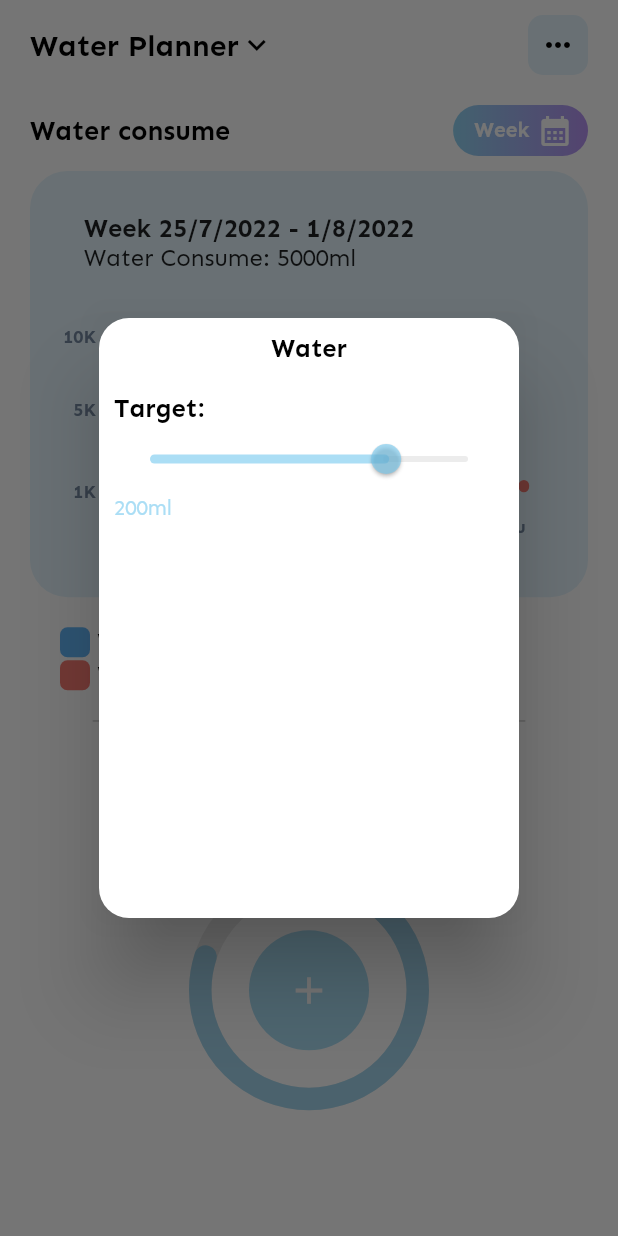
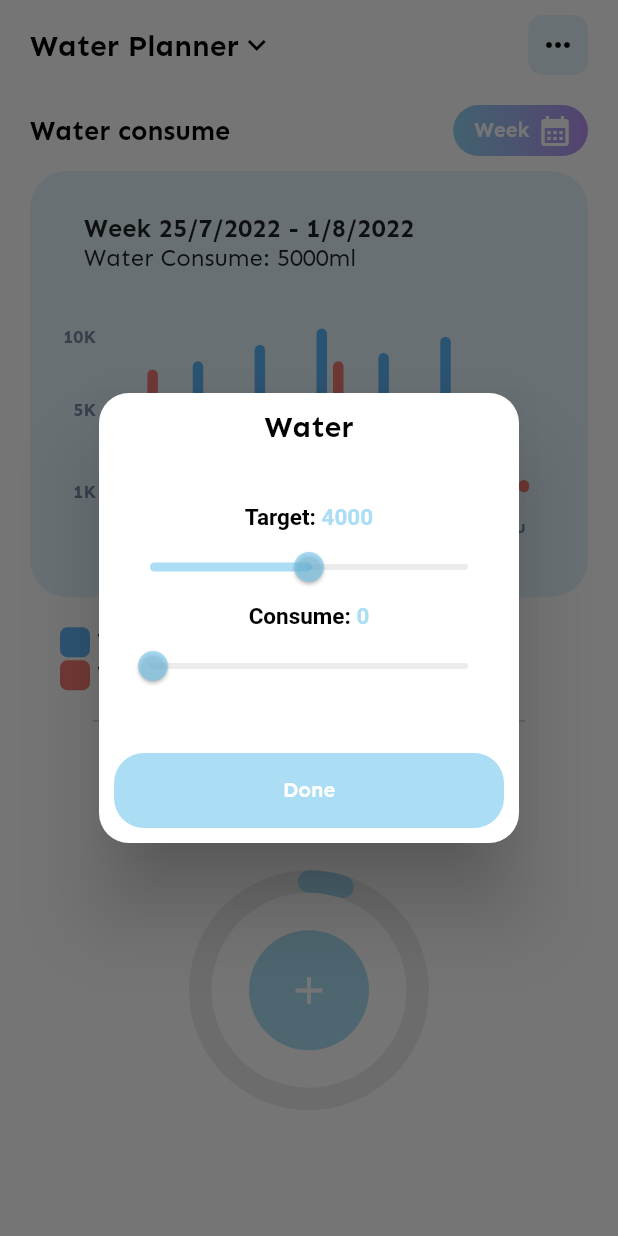
Before and after one commit to nguyenminhhung2011/GHealth, a Flutter app: the DailyWaterScreen screen opened directly, after a tap on the "add" icon, on a phone screen of 412 x 824 dp. Run offline on Flutter 3.47's test engine with Material 2 defaults, Android fonts, the phone set to English and light mode, and no system bars; drawn by our look-alikes of fl_chart, percent_indicator; our stand-ins replace animated_bottom_navigation_bar, circular_countdown_timer, cloud_firestore, dotted_line, firebase_auth, firebase_core and 9 more; missing offline and left inert: time_chart; accounts and stored records are empty.

Commit message:
show dialog to edit water target and water consume

```diff
--- a/lib/apps/controls/dailyPlanController/dailyWaterController.dart
+++ b/lib/apps/controls/dailyPlanController/dailyWaterController.dart
@@ -3,4 +3,12 @@ import 'package:gold_health/apps/controls/dailyPlanController/tracker_controller
 
 class DailyWaterController extends GetxController with TrackerController {
   RxList<Map<String, dynamic>> waterConsumer = <Map<String, dynamic>>[].obs;
+  Rx<int> waterTarget = 4000.obs;
+  Rx<int> waterConsume = 200.obs;
+
+  updateWaterTargetAndConsume(int value1, int value2) async {
+    waterTarget.value = value1;
+    waterConsume.value += value2;
+    update();
+  }
 }
--- a/lib/apps/pages/list_plan_screen/daily_water_screen.dart
+++ b/lib/apps/pages/list_plan_screen/daily_water_screen.dart
@@ -3,6 +3,7 @@ import 'package:flutter/material.dart';
 import 'package:get/get.dart';
 import 'package:gold_health/apps/controls/dailyPlanController/dailyWaterController.dart';
 import 'package:gold_health/apps/pages/list_plan_screen/selectAmountFood.dart';
+import 'package:gold_health/apps/pages/list_plan_screen/widgets/showDialogEditWater.dart';
 import 'package:percent_indicator/circular_percent_indicator.dart';
 
 import '../../global_widgets/list_chart/ColumnChart2Column.dart';
@@ -44,6 +45,7 @@ class DailyWaterScreen extends StatelessWidget {
                         newIndex = value;
                       },
                       done: () {
+                        print(newIndex);
                         if (newIndex != null) {
                           _controller.changeTab(newIndex ?? 0);
                         } else {}
@@ -184,13 +186,14 @@ class DailyWaterScreen extends StatelessWidget {
               ),
             ),
             const SizedBox(height: 10),
-            Row(
+            Obx(
+              () => Row(
                 mainAxisAlignment: MainAxisAlignment.center,
                 children: [
-                const RichTextCustom(
+                  RichTextCustom(
                     size: 18,
                     title: 'Consume: ',
-                  data: 200,
+                    data: _controller.waterConsume.value,
                   ),
                   Container(
                     margin: const EdgeInsets.symmetric(horizontal: 10),
@@ -198,14 +201,16 @@ class DailyWaterScreen extends StatelessWidget {
                     width: 0.5,
                     color: Colors.grey,
                   ),
-                const RichTextCustom(
+                  RichTextCustom(
                     size: 18,
                     title: 'Target: ',
-                  data: 4000,
+                    data: _controller.waterTarget.value,
                   ),
                 ],
               ),
-            Center(
+            ),
+            Obx(
+              () => Center(
                   child: SizedBox(
                 height: 200,
                 width: 100,
@@ -214,22 +219,39 @@ class DailyWaterScreen extends StatelessWidget {
                   animationDuration: 2000,
                   radius: 80,
                   lineWidth: 15.0,
-                percent: 0.8,
+                  percent: (_controller.waterConsume.value <
+                          _controller.waterTarget.value)
+                      ? (_controller.waterConsume.value /
+                          _controller.waterTarget.value)
+                      : 1,
                   backgroundColor: Colors.grey.withOpacity(0.2),
-                progressColor: AppColors.primaryColor1,
+                  progressColor: (_controller.waterConsume.value <
+                          _controller.waterTarget.value)
+                      ? AppColors.primaryColor1
+                      : Colors.green.withOpacity(0.7),
                   circularStrokeCap: CircularStrokeCap.round,
                   center: Padding(
                     padding: const EdgeInsets.all(10),
                     child: InkWell(
                       radius: 80,
                       onTap: () async {
-                      double target_value = 300;
-                      double consume_value = 3000;
-                      await _showDialogEditWater(
+                        int targetValue = _controller.waterTarget.value;
+                        int consumeValue = _controller.waterConsume.value;
+                        final r = await showDialog(
+                          useRootNavigator: false,
+                          barrierColor: Colors.black54,
                           context: context,
-                        slideValue_target: target_value,
-                        slideValue_consume: consume_value,
+                          builder: (context) => showDialogEditWater(
+                            max: 2000,
+                            min: 0,
+                            waterConsumer: consumeValue,
+                            waterTarget: targetValue,
+                          ),
                         );
+                        if (r != null) {
+                          _controller.updateWaterTargetAndConsume(
+                              r['target'], r['consume']);
+                        }
                       },
                       child: Container(
                         alignment: Alignment.center,
@@ -244,85 +266,10 @@ class DailyWaterScreen extends StatelessWidget {
                   ),
                 ),
               )),
-          ],
-        ),
-      ),
-    );
-  }
-
-  _showDialogEditWater({
-    required BuildContext context,
-    required double slideValue_target,
-    required double slideValue_consume,
-  }) async {
-    await showDialog(
-      useRootNavigator: false,
-      barrierColor: Colors.black54,
-      context: context,
-      builder: (context) {
-        return Dialog(
-          backgroundColor: Colors.transparent,
-          child: Container(
-            height: 400,
-            width: 120,
-            padding: const EdgeInsets.all(10),
-            decoration: BoxDecoration(
-              color: AppColors.mainColor,
-              borderRadius: BorderRadius.circular(20),
-            ),
-            child: Column(
-              children: [
-                const Align(
-                  alignment: Alignment.center,
-                  child: Text(
-                    'Water',
-                    style: TextStyle(
-                      color: Colors.black,
-                      fontSize: 17,
-                      fontWeight: FontWeight.bold,
-                    ),
-                  ),
-                ),
-                const SizedBox(height: 20),
-                const Align(
-                  alignment: Alignment.centerLeft,
-                  child: Text(
-                    'Target: ',
-                    style: TextStyle(
-                      color: Colors.black,
-                      fontSize: 17,
-                      fontWeight: FontWeight.bold,
-                    ),
-                  ),
-                ),
-                Slider(
-                  value: slideValue_consume,
-                  min: 0,
-                  max: 4000,
-                  divisions: 95,
-                  activeColor: AppColors.primaryColor1,
-                  inactiveColor: Colors.grey.withOpacity(0.2),
-                  onChanged: (value) {},
-                ),
-                Row(
-                  mainAxisAlignment: MainAxisAlignment.spaceBetween,
-                  children: const [
-                    Text(
-                      '200ml',
-                      style: TextStyle(
-                        color: AppColors.primaryColor1,
-                        fontWeight: FontWeight.w500,
-                        fontSize: 14,
-                      ),
-                    ),
-                    Spacer(),
-                  ],
             )
           ],
         ),
       ),
-        );
-      },
     );
   }
 
@@ -397,7 +344,7 @@ class DailyWaterScreen extends StatelessWidget {
                         primary: Colors.transparent,
                         shadowColor: Colors.transparent),
                     child: const Text(
-                      'Learn More',
+                      'Done',
                       style: TextStyle(
                         color: Colors.white,
                         fontWeight: FontWeight.bold,
@@ -414,3 +361,5 @@ class DailyWaterScreen extends StatelessWidget {
     );
   }
 }
+
+//
--- /dev/null
+++ b/lib/apps/pages/list_plan_screen/widgets/showDialogEditWater.dart
@@ -0,0 +1,135 @@
+import 'package:flutter/material.dart';
+
+import '../../../template/misc/colors.dart';
+import '../selectAmountFood.dart';
+
+class showDialogEditWater extends StatefulWidget {
+  // ignore: prefer_const_constructors_in_immutables
+  showDialogEditWater({
+    Key? key,
+    required this.min,
+    required this.max,
+    required this.waterTarget,
+    required this.waterConsumer,
+  }) : super(key: key);
+  final int min;
+  final int max;
+  late int waterTarget;
+  late int waterConsumer;
+
+  @override
+  State<showDialogEditWater> createState() => _showDialogEditWaterState();
+}
+
+class _showDialogEditWaterState extends State<showDialogEditWater> {
+  late int targetValue;
+  late int consumeValue;
+  int _value1 = 0;
+  int _value2 = 0;
+  @override
+  void initState() {
+    _value1 = widget.waterTarget;
+    super.initState();
+  }
+
+  Widget build(BuildContext context) {
+    return Dialog(
+      backgroundColor: Colors.transparent,
+      child: Container(
+        height: 300,
+        width: 120,
+        padding: const EdgeInsets.all(10),
+        decoration: BoxDecoration(
+          color: AppColors.mainColor,
+          borderRadius: BorderRadius.circular(20),
+        ),
+        child: Column(
+          children: [
+            const Align(
+              alignment: Alignment.center,
+              child: Text(
+                'Water',
+                style: TextStyle(
+                  color: Colors.black,
+                  fontSize: 20,
+                  fontWeight: FontWeight.bold,
+                ),
+              ),
+            ),
+            const SizedBox(height: 40),
+            Align(
+                alignment: Alignment.center,
+                child:
+                    RichTextCustom(size: 15, title: 'Target: ', data: _value1)),
+
+            Slider(
+              value: _value1.toDouble(),
+              min: widget.waterTarget > 2000 ? (widget.waterTarget - 2000) : 0,
+              max: widget.waterTarget.toDouble() + 2000.0,
+              divisions: 100,
+              activeColor: AppColors.primaryColor1,
+              inactiveColor: Colors.grey.withOpacity(0.2),
+              onChanged: (value) {
+                setState(() {
+                  _value1 = value.toInt();
+                });
+              },
+            ),
+            //const SizedBox(height: 20),
+            Align(
+              alignment: Alignment.center,
+              child:
+                  RichTextCustom(size: 15, title: 'Consume: ', data: _value2),
+            ),
+            Slider(
+              value: _value2.toDouble(),
+              min: 0,
+              max: 2000,
+              divisions: 100,
+              activeColor: AppColors.primaryColor1,
+              inactiveColor: Colors.grey.withOpacity(0.2),
+              onChanged: (value) {
+                setState(() {
+                  _value2 = value.toInt();
+                });
+              },
+            ),
+            const Spacer(),
+            Container(
+              height: 50,
+              width: double.infinity,
+              decoration: BoxDecoration(
+                borderRadius: BorderRadius.circular(20),
+                color: AppColors.primaryColor1,
+              ),
+              child: ElevatedButton(
+                onPressed: () {
+                  widget.waterTarget = _value1;
+                  widget.waterConsumer = _value2;
+                  Navigator.of(context).pop({
+                    'target': _value1,
+                    'consume': _value2,
+                  });
+                },
+                style: ElevatedButton.styleFrom(
+                    shape: RoundedRectangleBorder(
+                      borderRadius: BorderRadius.circular(10),
+                    ),
+                    primary: Colors.transparent,
+                    shadowColor: Colors.transparent),
+                child: const Text(
+                  'Done',
+                  style: TextStyle(
+                    color: Colors.white,
+                    fontWeight: FontWeight.bold,
+                    fontSize: 14,
+                  ),
+                ),
+              ),
+            ),
+          ],
+        ),
+      ),
+    );
+  }
+}
--- a/lib/apps/pages/mealPlanner/mealPlannerScreen.dart
+++ b/lib/apps/pages/mealPlanner/mealPlannerScreen.dart
@@ -375,7 +375,7 @@ class MealPlannerScreen extends StatelessWidget {
                         primary: Colors.transparent,
                         shadowColor: Colors.transparent),
                     child: const Text(
-                      'Learn More',
+                      'Done',
                       style: TextStyle(
                         color: Colors.white,
                         fontWeight: FontWeight.bold,
--- a/lib/apps/pages/workout_tracker_screen/workout_tracker_screen.dart
+++ b/lib/apps/pages/workout_tracker_screen/workout_tracker_screen.dart
@@ -365,7 +365,7 @@ class WorkoutTrackerScreen extends StatelessWidget {
                         primary: Colors.transparent,
                         shadowColor: Colors.transparent),
                     child: const Text(
-                      'Learn More',
+                      'Done',
                       style: TextStyle(
                         color: Colors.white,
                         fontWeight: FontWeight.bold,
```
Lines whose indentation alone changed are shown as unchanged.
